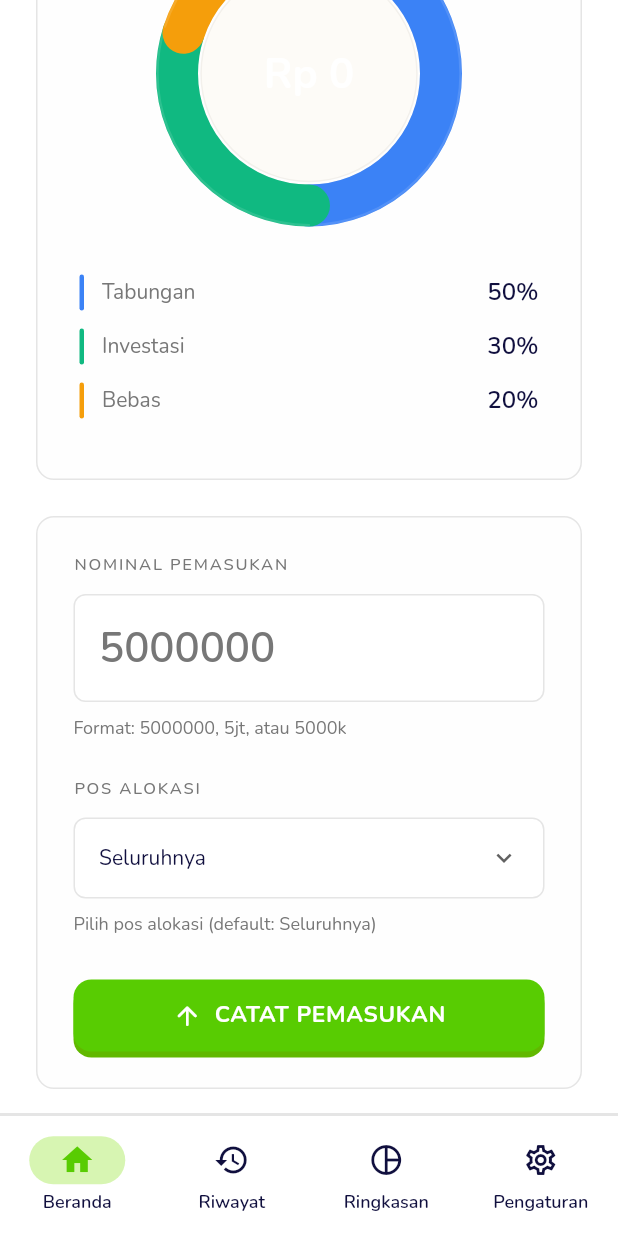
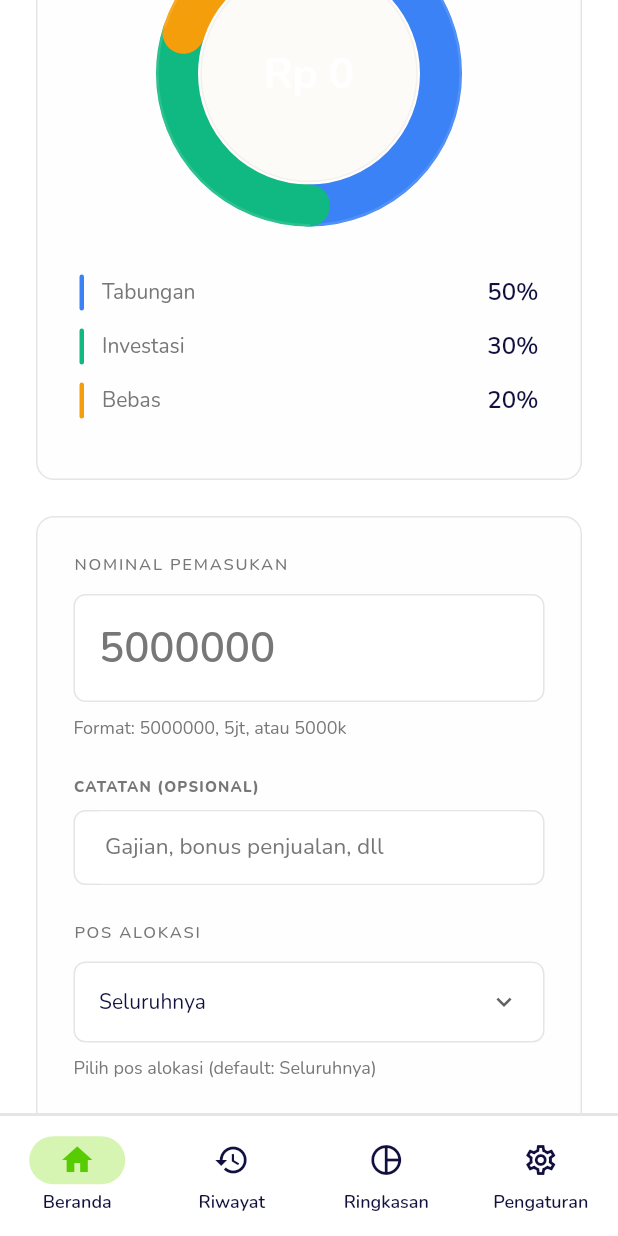
Before and after one commit to xelisme/Pundi, a Flutter app: the screen it shows after launch, scrolled down 576 dp, on a phone screen of 412 x 824 dp. Run offline on Flutter 3.47's test engine with Material 3 defaults, Android fonts, the phone set to English and light mode, and no system bars; our stand-ins replace csv, file_picker, google_fonts, share_plus, shared_preferences.

Commit message:
feat: notes on income entries
Income had no free-text field, only expenses did. Income now takes an
optional note ('gajian', 'bonus penjualan') in the Beranda form, shows it
under Pemasukan in Riwayat, and is editable from the Riwayat edit dialog
(same field, relabelled Catatan).

The note reuses the existing 'items' column rather than adding a parallel
one, so income and expense rows stay symmetrical through history, summary
and CSV without duplicating the field everywhere.

That reuse exposed a latent CSV bug: the '(Pemasukan)' marker was only
written when an income row had NO items, so an income carrying a note lost
its marker and importFromCsv reclassified it as an expense. Income rows now
always carry the marker, so the note text can never flip a row's type.

Tests: 23 -> 26. Covers the note round-trip through export+import (with the
frozen split intact) and a note containing expense-ish words ('uang tunai
dari KTP') staying income.

```diff
--- a/lib/screens/home_screen.dart
+++ b/lib/screens/home_screen.dart
@@ -22,6 +22,7 @@ class _HomeScreenState extends State<HomeScreen> {
   final _inputController = TextEditingController();
   final _merchantController = TextEditingController();
   final _itemsController = TextEditingController();
+  final _incomeNotesController = TextEditingController();
   bool _isExpense = false;
   String? _selectedChargedTo; // untuk expense
   String? _selectedIncomeTarget; // untuk income
@@ -32,6 +33,7 @@ class _HomeScreenState extends State<HomeScreen> {
     _inputController.dispose();
     _merchantController.dispose();
     _itemsController.dispose();
+    _incomeNotesController.dispose();
     super.dispose();
   }
 
@@ -58,9 +60,14 @@ class _HomeScreenState extends State<HomeScreen> {
             !repo.activeCategories.any((c) => c.name == _selectedIncomeTarget))
         ? allCategoriesLabel
         : (_selectedIncomeTarget ?? allCategoriesLabel);
-    repo.recordIncome(amount: amount, chargedToCategory: target);
+    repo.recordIncome(
+      amount: amount,
+      chargedToCategory: target,
+      notes: _incomeNotesController.text.trim(),
+    );
 
     _inputController.clear();
+    _incomeNotesController.clear();
     setState(() => _selectedIncomeTarget = null);
 
     _showSnackBar(context, 'Pemasukan Rp ${_fmt(amount)} dicatat');
@@ -615,6 +622,40 @@ class _HomeScreenState extends State<HomeScreen> {
                       color: AppColors.textTertiary,
                     ),
                   ),
+
+                  const SizedBox(height: 24),
+
+                  Text(
+                    'CATATAN (OPSIONAL)',
+                    style: Theme.of(context).textTheme.labelSmall?.copyWith(
+                      color: AppColors.textTertiary,
+                      letterSpacing: 0.8,
+                      fontSize: 10,
+                    ),
+                  ),
+                  const SizedBox(height: 8),
+                  Container(
+                    decoration: BoxDecoration(
+                      color: Colors.white,
+                      borderRadius: BorderRadius.circular(8),
+                      border: Border.all(color: AppColors.border, width: 1),
+                    ),
+                    padding: const EdgeInsets.symmetric(horizontal: 16),
+                    child: TextField(
+                      controller: _incomeNotesController,
+                      style: Theme.of(context).textTheme.bodyMedium?.copyWith(
+                            color: AppColors.textPrimary,
+                          ),
+                      decoration: const InputDecoration(
+                        hintText: 'Gajian, bonus penjualan, dll',
+                        border: InputBorder.none,
+                        enabledBorder: InputBorder.none,
+                        focusedBorder: InputBorder.none,
+                        contentPadding: EdgeInsets.symmetric(vertical: 12),
+                      ),
+                    ),
+                  ),
+
                   const SizedBox(height: 24),
 
                   Text(
```
Also changed, not shown: lib/repositories/budget_repository.dart (+12 -2 lines), lib/screens/history_screen.dart (+22 -8 lines), 1 other file.
